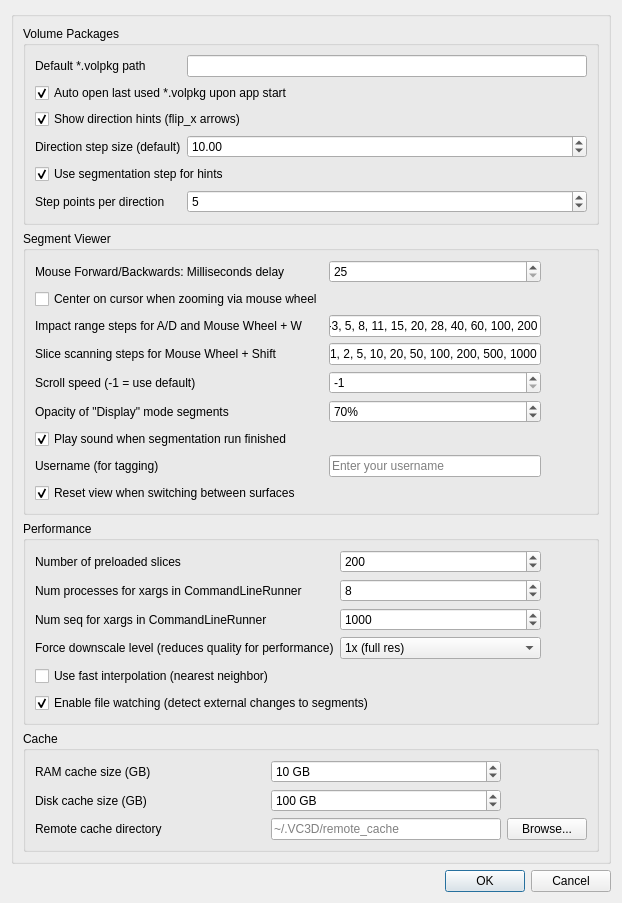
First picture: the form in volume-cartographer/apps/VC3D/VCSettings.ui, repository SuperOptimizer/villa, before the edit.
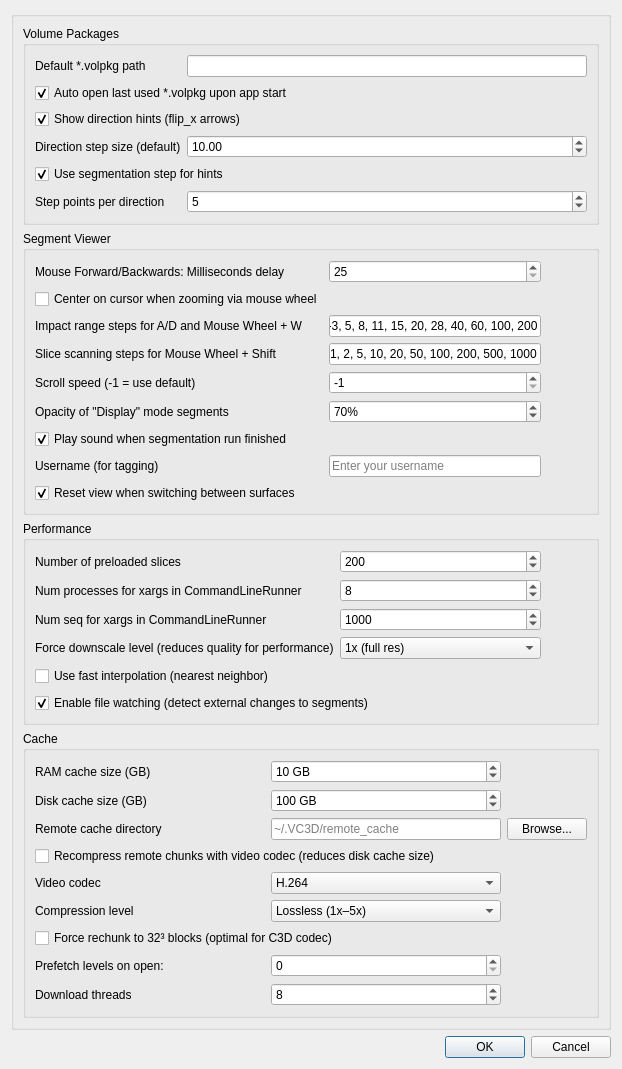
Second picture: the form after the edit. Icons and pictures are not drawn.

Commit message: Add video codec recompression, tiered cache improvements, and remove ShardStore

What changed in the file:
```diff
--- a/volume-cartographer/apps/VC3D/VCSettings.ui
+++ b/volume-cartographer/apps/VC3D/VCSettings.ui
@@ -628,6 +628,148 @@
            </property>
           </widget>
          </item>
+         <item row="3" column="0" colspan="3">
+          <widget class="QCheckBox" name="chkVideoRecompress">
+           <property name="text">
+            <string>Recompress remote chunks with video codec (reduces disk cache size)</string>
+           </property>
+           <property name="toolTip">
+            <string>When enabled, chunks fetched from remote volumes are re-encoded with a video codec before storing to the disk cache. This significantly reduces disk usage at the cost of some quality loss. Requires restart.</string>
+           </property>
+          </widget>
+         </item>
+         <item row="4" column="0">
+          <widget class="QLabel" name="labelVideoCodecType">
+           <property name="text">
+            <string>Video codec</string>
+           </property>
+          </widget>
+         </item>
+         <item row="4" column="1">
+          <widget class="QComboBox" name="cmbVideoCodecType">
+           <item>
+            <property name="text">
+             <string>H.264</string>
+            </property>
+           </item>
+           <item>
+            <property name="text">
+             <string>H.265</string>
+            </property>
+           </item>
+           <item>
+            <property name="text">
+             <string>C3D (3D DCT)</string>
+            </property>
+           </item>
+          </widget>
+         </item>
+         <item row="5" column="0">
+          <widget class="QLabel" name="labelVideoQualityPreset">
+           <property name="text">
+            <string>Compression level</string>
+           </property>
+          </widget>
+         </item>
+         <item row="5" column="1">
+          <widget class="QComboBox" name="cmbVideoQualityPreset">
+           <property name="toolTip">
+            <string>Controls quality vs compression ratio. Higher compression = more disk savings but lower fidelity.</string>
+           </property>
+           <item>
+            <property name="text">
+             <string>Lossless (1x–5x)</string>
+            </property>
+           </item>
+           <item>
+            <property name="text">
+             <string>Near-lossless (4x–7x)</string>
+            </property>
+           </item>
+           <item>
+            <property name="text">
+             <string>High quality (5x–10x)</string>
+            </property>
+           </item>
+           <item>
+            <property name="text">
+             <string>Balanced (8x–15x)</string>
+            </property>
+           </item>
+           <item>
+            <property name="text">
+             <string>Compact (15x–30x)</string>
+            </property>
+           </item>
+           <item>
+            <property name="text">
+             <string>Maximum compression (30x–70x)</string>
+            </property>
+           </item>
+          </widget>
+         </item>
+         <item row="6" column="0" colspan="3">
+          <widget class="QCheckBox" name="chkRechunk32">
+           <property name="text">
+            <string>Force rechunk to 32³ blocks (optimal for C3D codec)</string>
+           </property>
+           <property name="toolTip">
+            <string>When enabled, chunks are split into 32×32×32 sub-blocks before compression. This is optimal for the C3D codec which natively operates on 32³ blocks, but may also benefit other codecs. Requires restart.</string>
+           </property>
+          </widget>
+         </item>
+         <item row="7" column="0">
+          <widget class="QLabel" name="lblPrefetchLevels">
+           <property name="text">
+            <string>Prefetch levels on open:</string>
+           </property>
+           <property name="toolTip">
+            <string>&lt;html&gt;&lt;head/&gt;&lt;body&gt;&lt;p&gt;How many of the coarsest pyramid levels to download when opening a remote volume.&lt;/p&gt;&lt;p&gt;E.g., with a volume that has levels 0/ through 5/:&lt;/p&gt;&lt;ul&gt;&lt;li&gt;0 = no prefetch (on-demand only)&lt;/li&gt;&lt;li&gt;1 = download 5/ (already happens by default)&lt;/li&gt;&lt;li&gt;2 = download 5/ and 4/&lt;/li&gt;&lt;li&gt;3 = download 5/, 4/, and 3/&lt;/li&gt;&lt;/ul&gt;&lt;p&gt;Downloads go through the normal pipeline (recompression if enabled). Non-blocking.&lt;/p&gt;&lt;/body&gt;&lt;/html&gt;</string>
+           </property>
+          </widget>
+         </item>
+         <item row="7" column="1">
+          <widget class="QSpinBox" name="spinPrefetchLevels">
+           <property name="minimum">
+            <number>0</number>
+           </property>
+           <property name="maximum">
+            <number>6</number>
+           </property>
+           <property name="value">
+            <number>0</number>
+           </property>
+           <property name="toolTip">
+            <string>Number of coarsest pyramid levels to prefetch (0 = disabled)</string>
+           </property>
+          </widget>
+         </item>
+         <item row="8" column="0">
+          <widget class="QLabel" name="lblIOThreads">
+           <property name="text">
+            <string>Download threads</string>
+           </property>
+           <property name="toolTip">
+            <string>Number of background threads for downloading remote chunks. More threads = faster downloads but more network/CPU usage. Requires restart.</string>
+           </property>
+          </widget>
+         </item>
+         <item row="8" column="1">
+          <widget class="QSpinBox" name="spinIOThreads">
+           <property name="minimum">
+            <number>1</number>
+           </property>
+           <property name="maximum">
+            <number>100</number>
+           </property>
+           <property name="value">
+            <number>8</number>
+           </property>
+           <property name="toolTip">
+            <string>Number of background threads for downloading remote chunks (1-100). Requires restart.</string>
+           </property>
+          </widget>
+         </item>
         </layout>
        </widget>
       </item>
```
The commit also changes 33 other files.
